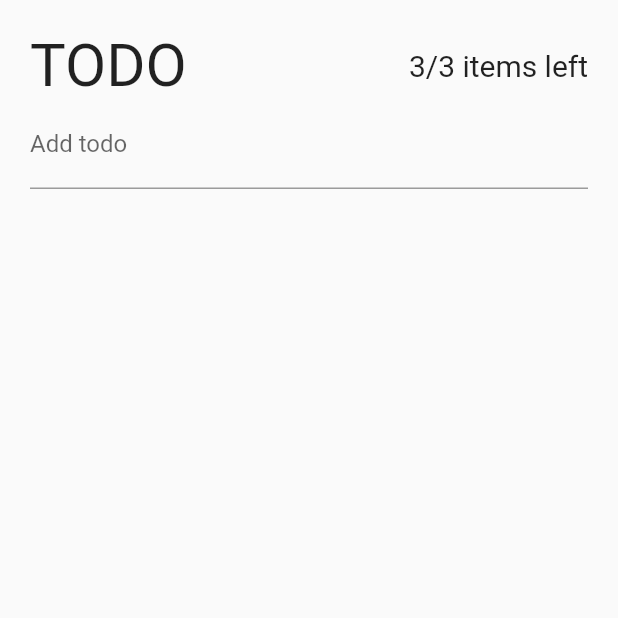
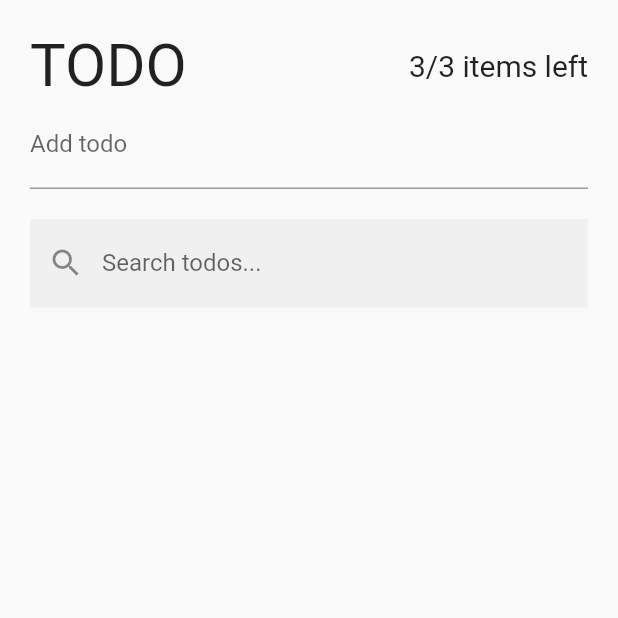
Before and after one commit to lightlitebug/todo_redux, a Flutter app: the screen it shows after launch, on a phone screen of 412 x 824 dp, the top half of it. Run offline on Flutter 3.47's test engine with Material 2 defaults, Android fonts, the phone set to English and light mode, and no system bars; our stand-ins replace equatable, flutter_redux, redux.

Commit message:
SearchTodo widget

```diff
--- /dev/null
+++ b/lib/pages/search_todo.dart
@@ -0,0 +1,52 @@
+import 'package:equatable/equatable.dart';
+import 'package:flutter/material.dart';
+import 'package:flutter_redux/flutter_redux.dart';
+import 'package:redux/redux.dart';
+
+import '../redux/app_state.dart';
+import '../redux/todo_search/todo_search_action.dart';
+
+class SearchTodo extends StatelessWidget {
+  const SearchTodo({Key? key}) : super(key: key);
+
+  @override
+  Widget build(BuildContext context) {
+    return StoreConnector<AppState, _ViewModel>(
+      distinct: true,
+      converter: (store) => _ViewModel.fromStore(store),
+      builder: (BuildContext context, _ViewModel vm) {
+        return TextField(
+          decoration: const InputDecoration(
+            labelText: 'Search todos...',
+            border: InputBorder.none,
+            filled: true,
+            prefixIcon: Icon(Icons.search),
+          ),
+          onChanged: (String? searchTerm) {
+            if (searchTerm != null) {
+              vm.searchTodo(searchTerm);
+            }
+          },
+        );
+      },
+    );
+  }
+}
+
+class _ViewModel extends Equatable {
+  final void Function(String searchTerm) searchTodo;
+  const _ViewModel({
+    required this.searchTodo,
+  });
+
+  @override
+  List<Object> get props => [];
+
+  static fromStore(Store<AppState> store) {
+    return _ViewModel(
+      searchTodo: (String searchTerm) => store.dispatch(
+        SearchTodoAction(searchTerm: searchTerm),
+      ),
+    );
+  }
+}
--- a/lib/pages/todos_page.dart
+++ b/lib/pages/todos_page.dart
@@ -1,6 +1,7 @@
 import 'package:flutter/material.dart';
 
 import 'new_todo.dart';
+import 'search_todo.dart';
 import 'todo_header.dart';
 
 class TodosPage extends StatelessWidget {
@@ -17,6 +18,8 @@ class TodosPage extends StatelessWidget {
               children: const [
                 TodoHeader(),
                 NewTodo(),
+                SizedBox(height: 20.0),
+                SearchTodo(),
               ],
             ),
           ),
```
